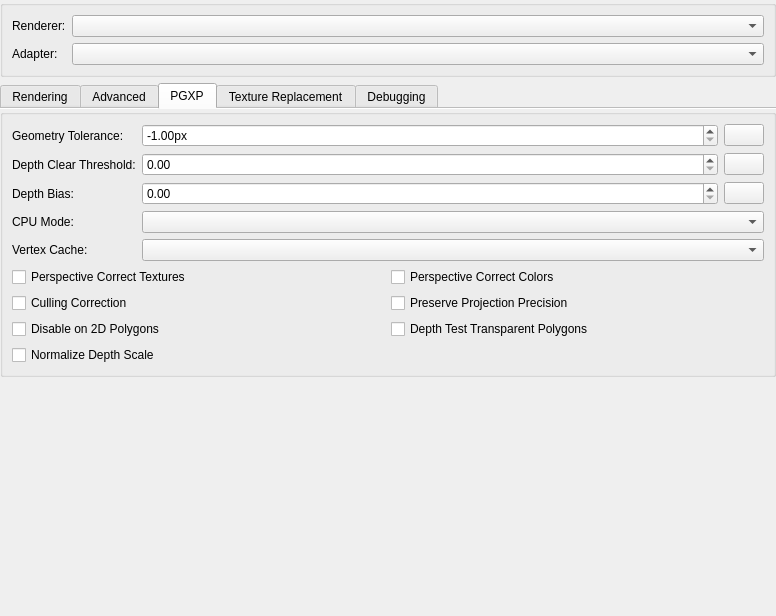
Before: the Qt Designer form src/duckstation-qt/graphicssettingswidget.ui in stenzek/duckstation, drawn with Qt 5.
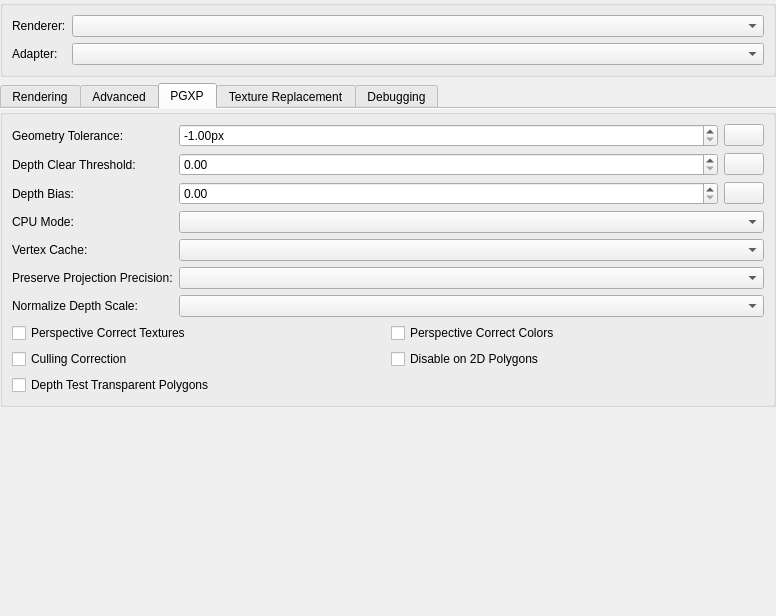
After: the same form once the commit is applied. The open tabs and pages were chosen to show the change. Icons and pictures are not drawn.

Commit message:
Settings: Make depth normalisation option based on depth buffer
Then enable PGXP-CPU and depth normalization for Eutechnyx engine games.

Improves jitter, but doesn't eliminate it completely.

What changed in the file:
```diff
--- a/src/duckstation-qt/graphicssettingswidget.ui
+++ b/src/duckstation-qt/graphicssettingswidget.ui
@@ -830,7 +830,27 @@
           <item row="4" column="1">
            <widget class="QComboBox" name="pgxpVertexCache"/>
           </item>
-          <item row="5" column="0" colspan="2">
+          <item row="5" column="0">
+           <widget class="QLabel" name="pgxpPreserveProjPrecisionLabel">
+            <property name="text">
+             <string>Preserve Projection Precision:</string>
+            </property>
+           </widget>
+          </item>
+          <item row="5" column="1">
+           <widget class="QComboBox" name="pgxpPreserveProjPrecision"/>
+          </item>
+          <item row="6" column="0">
+           <widget class="QLabel" name="pgxpNormalizeDepthLabel">
+            <property name="text">
+             <string>Normalize Depth Scale:</string>
+            </property>
+           </widget>
+          </item>
+          <item row="6" column="1">
+           <widget class="QComboBox" name="pgxpNormalizeDepth"/>
+          </item>
+          <item row="7" column="0" colspan="2">
            <layout class="QGridLayout" name="gridLayout">
             <item row="0" column="0">
              <widget class="QCheckBox" name="pgxpTextureCorrection">
@@ -854,33 +874,19 @@
              </widget>
             </item>
             <item row="1" column="1">
-             <widget class="QCheckBox" name="pgxpPreserveProjPrecision">
-              <property name="text">
-               <string>Preserve Projection Precision</string>
-              </property>
-             </widget>
-            </item>
-            <item row="2" column="0">
              <widget class="QCheckBox" name="pgxpDisableOn2DPolygons">
               <property name="text">
                <string>Disable on 2D Polygons</string>
               </property>
              </widget>
             </item>
-            <item row="2" column="1">
+            <item row="2" column="0">
              <widget class="QCheckBox" name="pgxpTransparentDepthTest">
               <property name="text">
                <string>Depth Test Transparent Polygons</string>
               </property>
              </widget>
             </item>
-            <item row="3" column="0">
-             <widget class="QCheckBox" name="pgxpNormalizeDepth">
-              <property name="text">
-               <string>Normalize Depth Scale</string>
-              </property>
-             </widget>
-            </item>
            </layout>
           </item>
          </layout>
```
The commit also changes 10 other files.
